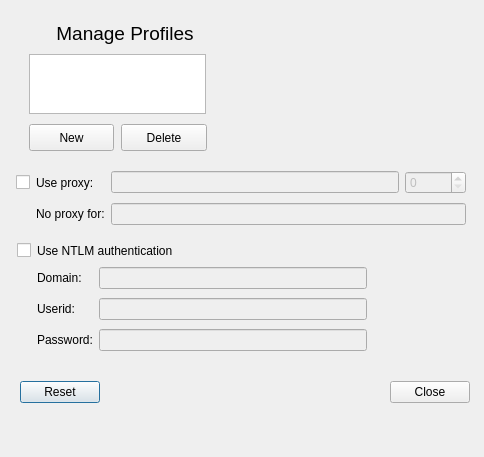
Before: the Qt Designer form profilemanager.ui in surlykke/proxymanager, drawn with Qt 5.
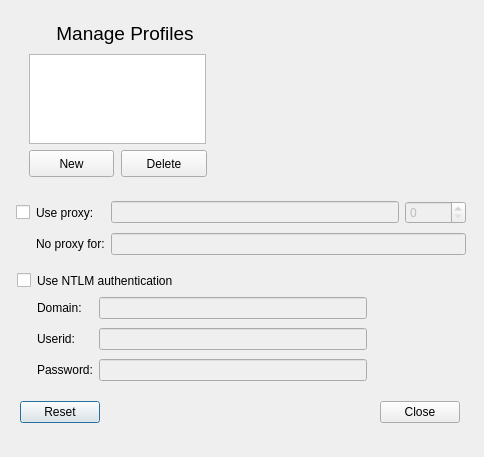
After: the same form once the commit is applied. Icons and pictures are not drawn.

Commit message: ProfileDialog minor layout change

What changed in the file:
```diff
--- a/profilemanager.ui
+++ b/profilemanager.ui
@@ -36,7 +36,7 @@
      <x>29</x>
      <y>54</y>
      <width>177</width>
-     <height>60</height>
+     <height>90</height>
     </rect>
    </property>
   </widget>
@@ -44,7 +44,7 @@
    <property name="geometry">
     <rect>
      <x>10</x>
-     <y>160</y>
+     <y>190</y>
      <width>470</width>
      <height>251</height>
     </rect>
@@ -177,13 +177,12 @@
      </item>
     </layout>
    </widget>
-  </widget>
   <widget class="QDialogButtonBox" name="profileManagerButtonBox">
    <property name="geometry">
     <rect>
-     <x>20</x>
-     <y>380</y>
-     <width>450</width>
+      <x>10</x>
+      <y>210</y>
+      <width>440</width>
      <height>25</height>
     </rect>
    </property>
@@ -191,11 +190,12 @@
     <set>QDialogButtonBox::Close|QDialogButtonBox::Reset</set>
    </property>
   </widget>
+  </widget>
   <widget class="QPushButton" name="newProfileButton">
    <property name="geometry">
     <rect>
      <x>29</x>
-     <y>124</y>
+     <y>150</y>
      <width>85</width>
      <height>27</height>
     </rect>
@@ -208,7 +208,7 @@
    <property name="geometry">
     <rect>
      <x>121</x>
-     <y>124</y>
+     <y>150</y>
      <width>86</width>
      <height>27</height>
     </rect>
```
Lines whose indentation alone changed are shown as unchanged.
